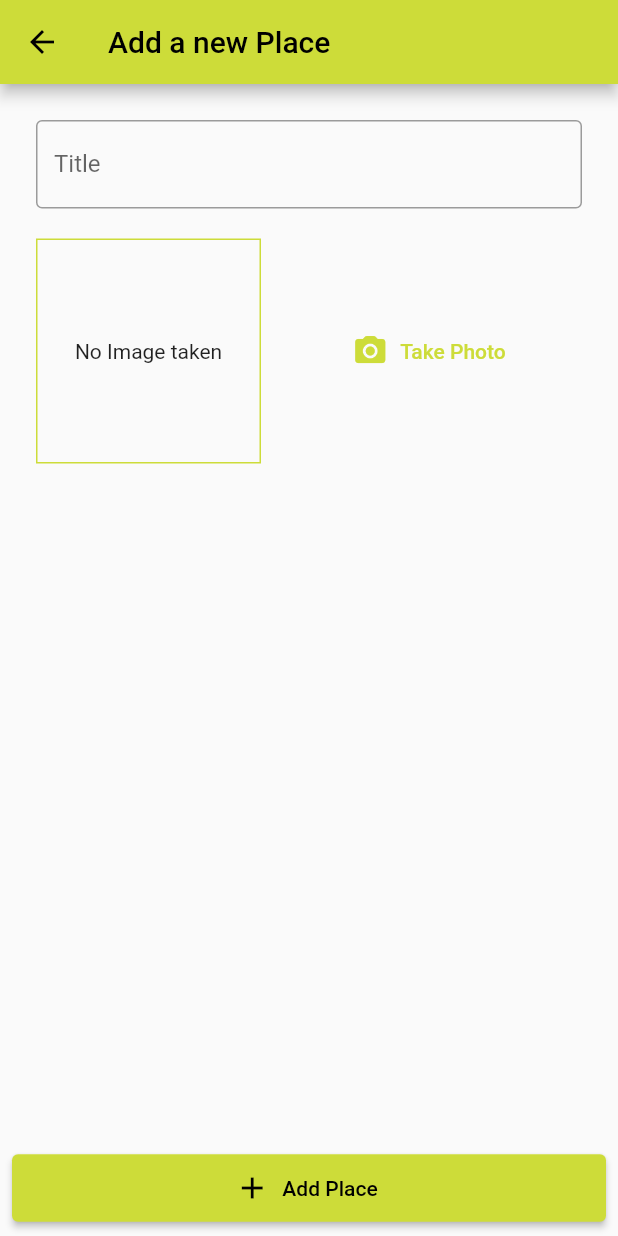
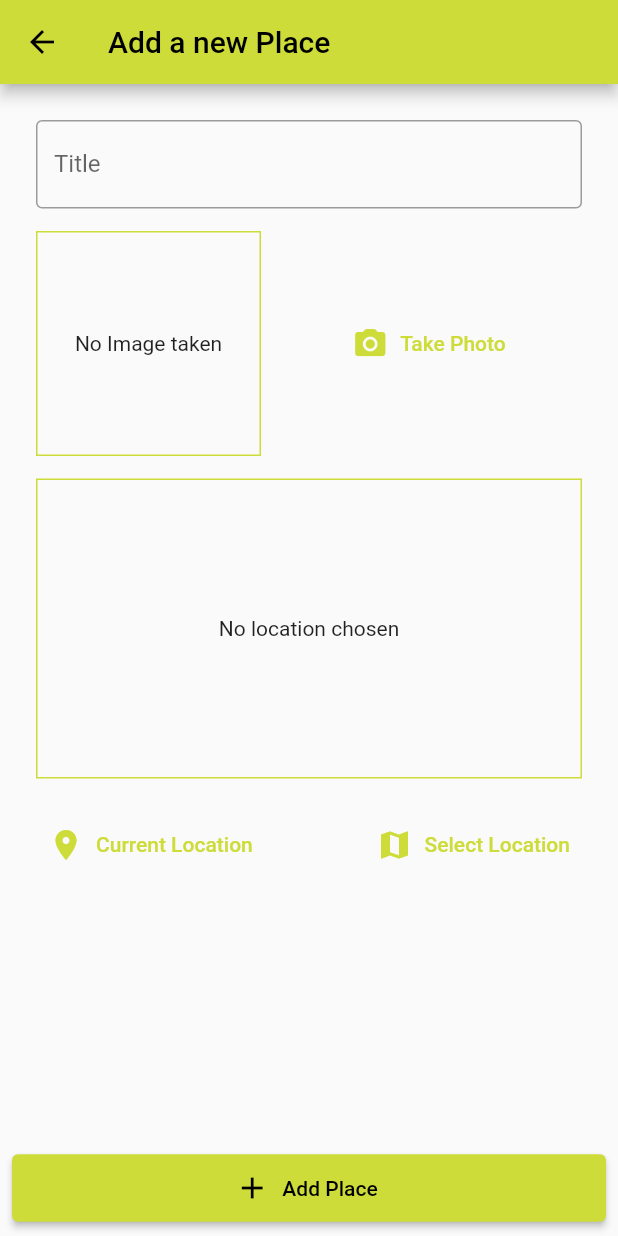
Before and after one commit to LUCYOGUTU/great_places, a Flutter app: the screen it shows after launch, after a tap on the "add" icon, on a phone screen of 412 x 824 dp. Run offline on Flutter 3.47's test engine with Material 2 defaults, Android fonts, the phone set to English and light mode, and no system bars; our stand-ins replace image_picker, sqflite; accounts and stored records are empty.

Commit message:
feat: fetch data from sqflite and adding location input

```diff
--- a/lib/helpers/db_helper.dart
+++ b/lib/helpers/db_helper.dart
@@ -2,9 +2,9 @@ import 'package:sqflite/sqflite.dart' as sql;
 import 'package:path/path.dart' as path;
 
 class DBHelper {
-  static Future<void> insert(String table, Map<String, Object> data) async {
+  static Future<sql.Database> database() async {
     final dbPath = await sql.getDatabasesPath();
-    final sqlDb = await sql.openDatabase(
+    return sql.openDatabase(
       path.join(dbPath, 'places.db'),
       onCreate: (db, version) {
         db.execute(
@@ -12,10 +12,19 @@ class DBHelper {
       },
       version: 1,
     );
-    await sqlDb.insert(
+  }
+
+  static Future<void> insert(String table, Map<String, Object> data) async {
+    final db = await DBHelper.database();
+    db.insert(
       table,
       data,
       conflictAlgorithm: sql.ConflictAlgorithm.replace,
     );
   }
+
+  static Future<List<Map<String, dynamic>>> getData(String table) async {
+    final db = await DBHelper.database();
+    return db.query(table);
+  }
 }
--- a/lib/providers/great_places.dart
+++ b/lib/providers/great_places.dart
@@ -5,7 +5,7 @@ import 'package:great_places/helpers/db_helper.dart';
 import 'package:great_places/models/place.dart';
 
 class GreatPlaces with ChangeNotifier {
-  final List<Place> _items = [];
+  List<Place> _items = [];
 
   // retrieves a copy of the items do that we
   // can get access to the copy of the items from anywhere on the app
@@ -27,7 +27,7 @@ class GreatPlaces with ChangeNotifier {
     _items.add(newPlace);
     notifyListeners();
     DBHelper.insert(
-      'places',
+      'user_places',
       {
         'id': newPlace.id,
         'title': newPlace.title,
@@ -35,4 +35,24 @@ class GreatPlaces with ChangeNotifier {
       },
     );
   }
+
+  Future<void> fetchPlaces() async {
+    final placeList = await DBHelper.getData('user_places');
+    _items = placeList
+        .map(
+          (item) => Place(
+            id: item['id'],
+            title: item['title'],
+            location: PlaceLocation(
+              latitude: null,
+              longitude: null,
+              address: null,
+            ),
+            image: File(item['image']),
+          ),
+        )
+        .toList();
+    //to inform interested places about the set of newly loaded data
+    notifyListeners();
+  }
 }
--- a/lib/screens/add_place_screen.dart
+++ b/lib/screens/add_place_screen.dart
@@ -3,6 +3,7 @@ import 'dart:io';
 import 'package:flutter/material.dart';
 import 'package:great_places/providers/great_places.dart';
 import 'package:great_places/screens/widgets/image_input.dart';
+import 'package:great_places/screens/widgets/location_input.dart';
 import 'package:provider/provider.dart';
 
 class AddPlaceScreen extends StatefulWidget {
@@ -56,8 +57,10 @@ class _AddPlaceScreenState extends State<AddPlaceScreen> {
                           label: Text('Title'),
                         ),
                       ),
-                      const SizedBox(height: 20),
+                      const SizedBox(height: 15),
                       ImageInput(onSelectImage: _selectImage),
+                      const SizedBox(height: 15),
+                      const LocationInput(),
                     ],
                   ),
                 ),
--- a/lib/screens/places_list_screen.dart
+++ b/lib/screens/places_list_screen.dart
@@ -20,7 +20,15 @@ class PlacesListScreen extends StatelessWidget {
           ),
         ],
       ),
-      body: Consumer<GreatPlaces>(
+      body: FutureBuilder(
+          future: context.read<GreatPlaces>().fetchPlaces(),
+          builder: (context, snapshot) {
+            if (snapshot.connectionState == ConnectionState.waiting) {
+              return const Center(
+                child: CircularProgressIndicator(),
+              );
+            }
+            return Consumer<GreatPlaces>(
               child: const Center(
                 child: Text(
                   'Got no places yet, start to add some!',
@@ -49,7 +57,8 @@ class PlacesListScreen extends StatelessWidget {
                         itemCount: greatPlaces.items.length,
                       );
               },
-      ),
+            );
+          }),
     );
   }
 }
--- /dev/null
+++ b/lib/screens/widgets/location_input.dart
@@ -0,0 +1,53 @@
+import 'package:flutter/material.dart';
+
+class LocationInput extends StatefulWidget {
+  const LocationInput({super.key});
+
+  @override
+  State<LocationInput> createState() => _LocationInputState();
+}
+
+class _LocationInputState extends State<LocationInput> {
+  String? _previewImageUrl;
+  @override
+  Widget build(BuildContext context) {
+    return Column(
+      children: [
+        Container(
+          height: 200,
+          width: double.infinity,
+          alignment: Alignment.center,
+          decoration: BoxDecoration(
+            border: Border.all(width: 1, color: Theme.of(context).primaryColor),
+          ),
+          child: _previewImageUrl == null
+              ? const Text(
+                  'No location chosen',
+                  textAlign: TextAlign.center,
+                )
+              : Image.network(
+                  _previewImageUrl!,
+                  fit: BoxFit.cover,
+                  width: double.infinity,
+                ),
+        ),
+        const SizedBox(height: 20),
+        Row(
+          mainAxisAlignment: MainAxisAlignment.spaceBetween,
+          children: [
+            TextButton.icon(
+              onPressed: () {},
+              icon: const Icon(Icons.location_on),
+              label: const Text('Current Location'),
+            ),
+            TextButton.icon(
+              onPressed: () {},
+              icon: const Icon(Icons.map),
+              label: const Text('Select Location'),
+            ),
+          ],
+        ),
+      ],
+    );
+  }
+}
--- a/pubspec.yaml
+++ b/pubspec.yaml
@@ -14,6 +14,7 @@ dependencies:
   path_provider: ^2.0.15
   path: ^1.8.2
   sqflite: ^2.2.8+4
+  location: ^4.4.0
 
 dev_dependencies:
   flutter_test:
```
Also changed, not shown: pubspec.lock, 1 other file. Lines whose indentation alone changed are shown as unchanged.
